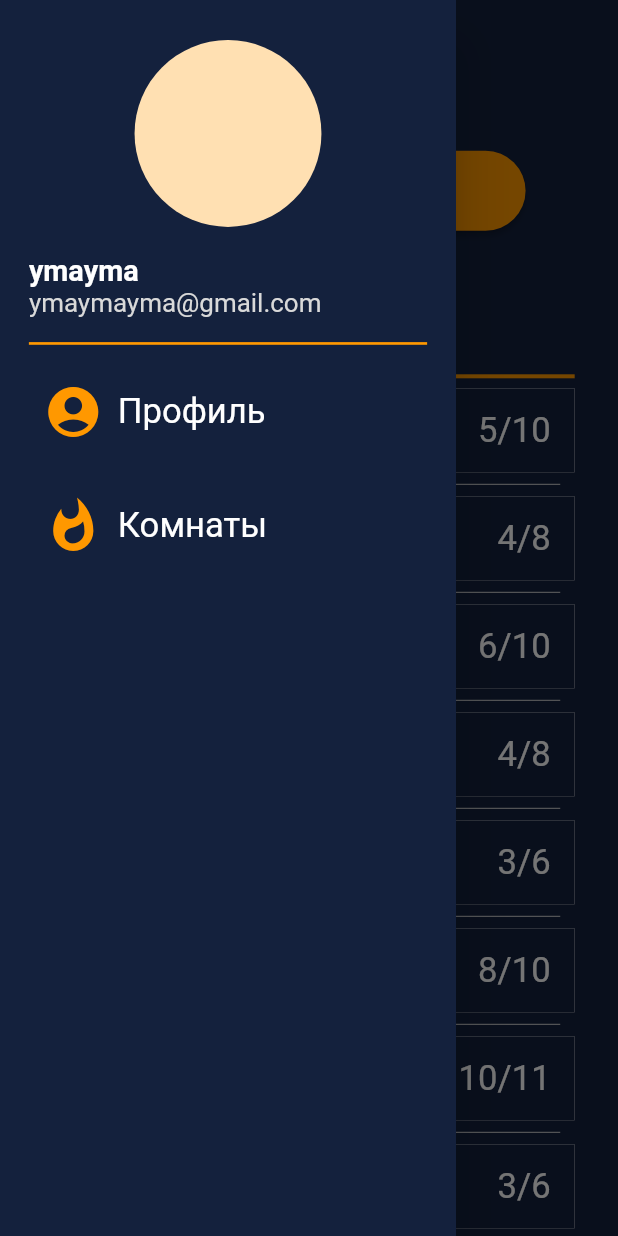
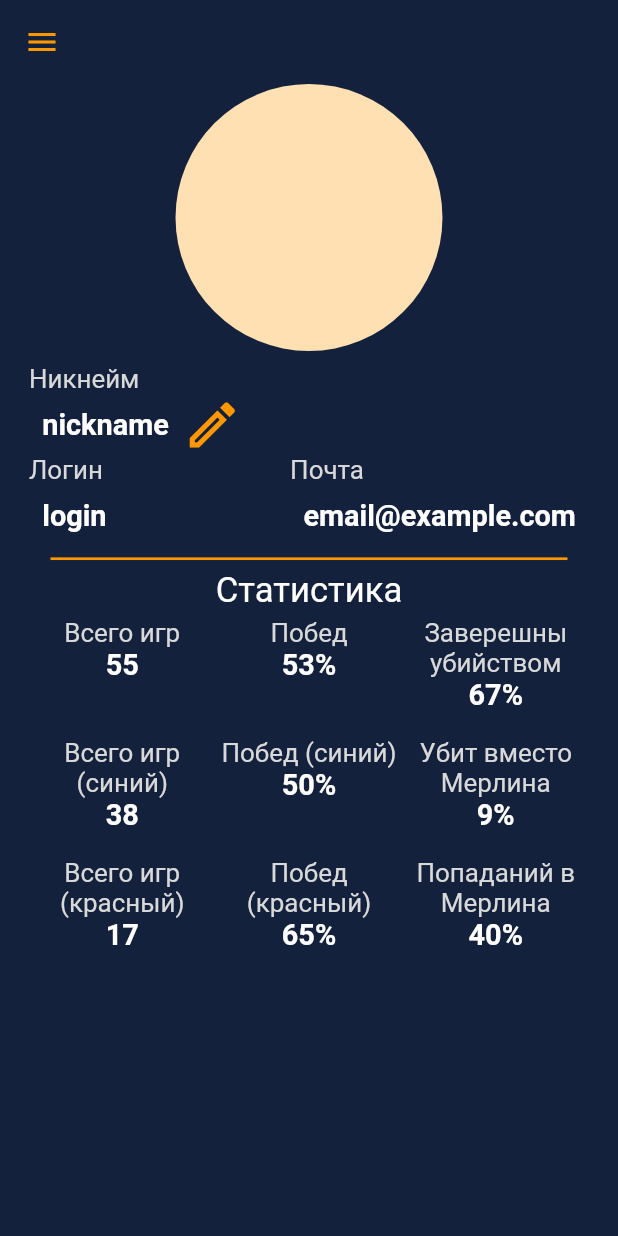
Before and after one commit to El0Ephant/the_resistance_frontend, a Flutter app: the screen it shows after launch, in the side drawer, after a tap on "Профиль", on a phone screen of 412 x 824 dp. Run offline on Flutter 3.47's test engine with Material 2 defaults, Android fonts, the phone set to English and light mode, and no system bars; our stand-ins replace auto_route, flutter_screenutil.

Commit message:
Added basic profile UI

```diff
--- a/lib/routes/router.dart
+++ b/lib/routes/router.dart
@@ -1,6 +1,7 @@
 import 'package:auto_route/auto_route.dart';
 import 'package:the_resistance/ui/pages/home_page.dart';
 import 'package:the_resistance/ui/pages/rooms_page.dart';
+import '../ui/pages/profile_page.dart';
 
 @MaterialAutoRouter(
   replaceInRouteName: 'Page,Route',
@@ -14,6 +15,10 @@ import 'package:the_resistance/ui/pages/rooms_page.dart';
           path: '',
           page: RoomsPage,
         ),
+        AutoRoute(
+          path: 'profile',
+          page: ProfilePage,
+        ),
       ]
     )
   ],
--- /dev/null
+++ b/lib/ui/pages/profile_page.dart
@@ -0,0 +1,148 @@
+import 'package:flutter/material.dart';
+import 'package:flutter_screenutil/flutter_screenutil.dart';
+import 'package:the_resistance/ui/utils/app_text_styles.dart';
+
+import '../utils/app_colors.dart';
+
+class ProfilePage extends StatelessWidget {
+  const ProfilePage({super.key});
+
+  @override
+  Widget build(BuildContext context) {
+    return Padding(
+      padding: EdgeInsets.symmetric(horizontal: 20.w),
+      child: ListView(
+        //shrinkWrap: true,
+        //crossAxisAlignment: CrossAxisAlignment.start,
+        children: [
+          const ProfileAvatar(),
+          SizedBox(height: 10.h,),
+          const NicknameField(value: "nickname"),
+          Row(
+            crossAxisAlignment: CrossAxisAlignment.center,
+            children: const [
+              Expanded(child: StaticUserData(label: "Логин", value: "login",)),
+              StaticUserData(label: "Почта", value: "email@example.com",),
+            ],
+          ),
+          Divider(color: AppColors.orange, thickness: 2.h, indent: 15.w, endIndent: 15.w,),
+          Center(child: Text("Статистика", style: AppTextStyles.labelTextStyle,)),
+          SizedBox(height: 5.h),
+          const UserStat()
+        ],
+      ),
+    );
+  }
+}
+
+class UserStat extends StatelessWidget {
+  const UserStat({super.key});
+
+  @override
+  Widget build(BuildContext context) {
+    const items = [StatItem(label: "Всего игр", value: "55",),
+            StatItem(label: "Побед", value: "53%",),
+            StatItem(label: "Заверешны убийством", value: "67%",),
+            StatItem(label: "Всего игр (синий)", value: "38",),
+            StatItem(label: "Побед (синий)", value: "50%",),
+            StatItem(label: "Убит вместо Мерлина", value: "9%",),
+            StatItem(label: "Всего игр (красный)", value: "17",),
+            StatItem(label: "Побед (красный)", value: "65%",),
+            StatItem(label: "Попаданий в Мерлина", value: "40%",),];
+    return SizedBox(
+      height: 300.h,
+      child: GridView.builder(
+        gridDelegate: SliverGridDelegateWithFixedCrossAxisCount(
+          crossAxisCount: 3,
+          mainAxisExtent: 90.h,
+        ),
+        physics: const NeverScrollableScrollPhysics(),
+        itemCount: items.length,
+        itemBuilder: ((context, index) => items[index]),
+      ),
+    );
+  }
+}
+
+class StatItem extends StatelessWidget {
+  final String label;
+  final String value;
+  const StatItem({
+    required this.label,
+    required this.value,
+    Key? key,
+  }) : super(key: key);
+
+  @override
+  Widget build(BuildContext context) {
+    return Column(
+      children: [
+        Text(label, style: AppTextStyles.lightTextStyle, textAlign: TextAlign.center, maxLines: 2,),
+        Text(value, style: AppTextStyles.mainInfoTextStyle, textAlign: TextAlign.center,)
+      ],
+    );
+  }
+}
+
+class NicknameField extends StatelessWidget {
+  final String value;
+  const NicknameField({super.key, required this.value});
+  @override
+  Widget build(BuildContext context) {
+    return Column(
+      crossAxisAlignment: CrossAxisAlignment.start,
+      children: [
+        Text("Никнейм", style: AppTextStyles.lightTextStyle,),
+        Row(
+          children: [
+            Padding(
+              padding: EdgeInsets.all(10.r),
+              child: Text(value, style: AppTextStyles.mainInfoTextStyle,),
+            ),
+            InkWell(
+              onTap: (){},
+              child: Icon(Icons.create_outlined, color: AppColors.orange, size:  45.r)
+              ),
+          ],
+        ),
+      ],
+    );
+  }
+}
+
+class StaticUserData extends StatelessWidget {
+  final String label;
+  final String value;
+  const StaticUserData({
+    required this.label,
+    required this.value,
+    Key? key,
+  }) : super(key: key);
+
+  @override
+  Widget build(BuildContext context) {
+    return Column(
+      crossAxisAlignment: CrossAxisAlignment.start,
+      children: [
+        Text(label, style: AppTextStyles.lightTextStyle,),
+        Padding(
+          padding: EdgeInsets.all(10.r),
+          child: Text(value, style: AppTextStyles.mainInfoTextStyle,),
+        ),
+      ],
+    );
+  }
+}
+
+class ProfileAvatar extends StatelessWidget {
+  const ProfileAvatar({super.key});
+
+  @override
+  Widget build(BuildContext context) {
+    return Center(
+      child: CircleAvatar(
+        radius: 100.r,
+      ),
+    );
+  }
+}
--- a/lib/ui/utils/app_text_styles.dart
+++ b/lib/ui/utils/app_text_styles.dart
@@ -7,6 +7,6 @@ abstract class AppTextStyles {
   static final labelTextStyle = TextStyle(fontSize: 24.sp, color: Colors.white);
   static final clickableTextStyle = TextStyle(fontSize: 18.sp, color: AppColors.orange, fontWeight: FontWeight.bold);
   static final buttonTextStyle = TextStyle(fontSize: 24.sp, color: Colors.white, fontWeight: FontWeight.bold);
-  static final nicknameTextStyle = TextStyle(fontSize: 20.sp, color: Colors.white, fontWeight: FontWeight.bold);
-  static final emailTextStyle = TextStyle(fontSize: 18.sp, color: AppColors.lightGrey);
+  static final mainInfoTextStyle = TextStyle(fontSize: 20.sp, color: Colors.white, fontWeight: FontWeight.bold);
+  static final lightTextStyle = TextStyle(fontSize: 18.sp, color: AppColors.lightGrey);
 }
--- a/lib/ui/widgets/custom_drawer.dart
+++ b/lib/ui/widgets/custom_drawer.dart
@@ -20,7 +20,13 @@ class CustomDrawer extends StatelessWidget {
             DrawerListItem(
               icon: Icons.account_circle,
               title: "Профиль",
-              onTap: (){}
+              onTap: (){
+                context.router.pop();
+                if (context.router.isRouteActive(ProfileRoute.name)) {
+                  return;
+                }
+                context.router.push(const ProfileRoute());
+              }
             ),
             DrawerListItem(
               icon: Icons.whatshot,
@@ -56,8 +62,8 @@ class DrawerHeader extends StatelessWidget {
           ),
         ),
         SizedBox(height: 20.h,),
-        Text("ymayma", style: AppTextStyles.nicknameTextStyle,),
-        Text("ymaymayma@gmail.com", style: AppTextStyles.emailTextStyle),
+        Text("nickname", style: AppTextStyles.mainInfoTextStyle,),
+        Text("email@example.com", style: AppTextStyles.lightTextStyle),
         SizedBox(height: 10.h,),
         Divider(color: AppColors.orange, thickness: 2.h,),
       ],
```
Also changed, not shown: lib/routes/router.gr.dart.
